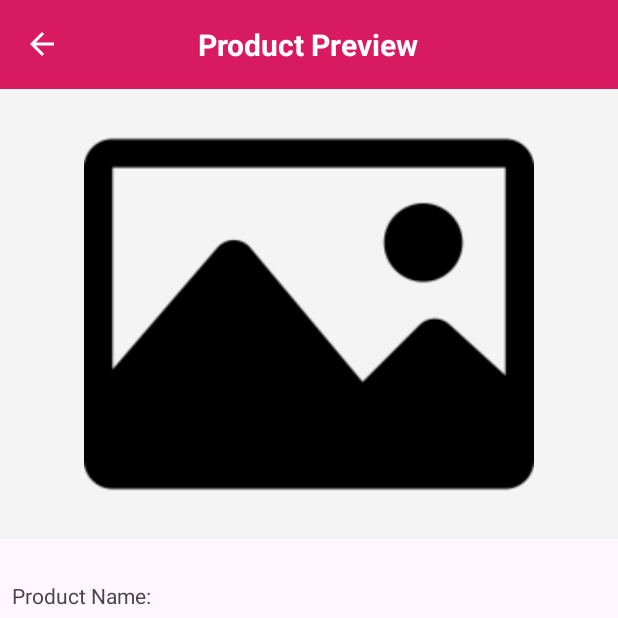
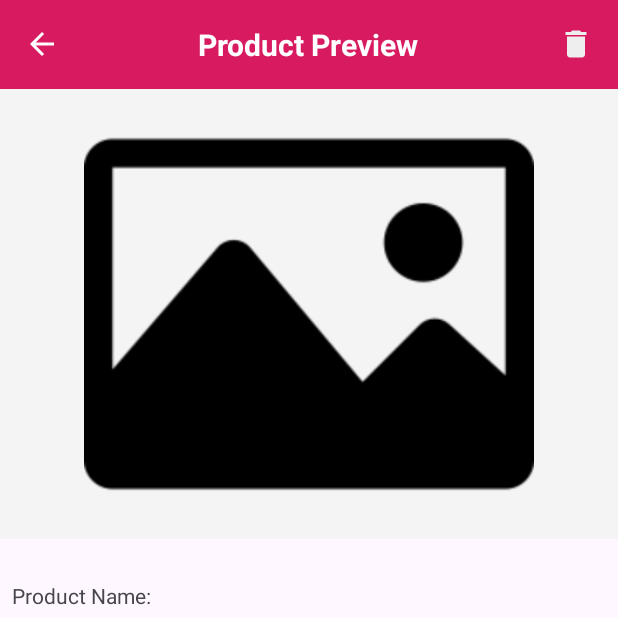
Before and after one commit to YosiBs/Gotcha-App, an Android app: the ProductPreviewActivity screen opened directly, with no data from a screen before it, on a phone screen of 412 x 824 dp, the top half of it. Run offline under Robolectric (Android 15) with nearby library versions, the phone set to English and light mode, and no system bars; our stand-ins replace Firebase (no records; nobody signed in at launch, a user with empty details on screens opened directly); 12 statements that could not run were skipped.

Commit message:
added delete item option

```diff
--- a/app/src/main/java/com/example/gotcha/Activities/ProductPreviewActivity.java
+++ b/app/src/main/java/com/example/gotcha/Activities/ProductPreviewActivity.java
@@ -21,6 +21,7 @@ import com.bumptech.glide.Glide;
 import com.bumptech.glide.load.engine.DiskCacheStrategy;
 import com.bumptech.glide.request.RequestOptions;
 import com.example.gotcha.Fragments.HomeFragment;
+import com.example.gotcha.Logics.FirebaseManager;
 import com.example.gotcha.Models.CurrentUser;
 import com.example.gotcha.Models.Product;
 import com.example.gotcha.R;
@@ -75,6 +76,16 @@ public class ProductPreviewActivity extends AppCompatActivity {
                 finish();
             }
         });
+        ImageView deleteIcon = findViewById(R.id.delete_icon);
+        deleteIcon.setOnClickListener(new View.OnClickListener() {
+            @Override
+            public void onClick(View v) {
+                deleteItem();
+                finish();
+            }
+        });
+
+
 
         if(!currentProduct.getImageUriString().isEmpty()) {
             Uri imageUri = Uri.parse(currentProduct.getImageUriString());
@@ -146,5 +157,10 @@ public class ProductPreviewActivity extends AppCompatActivity {
         }
     }
 
+    private void deleteItem(){
+        CurrentUser.getInstance().getUserProfile().getProductList().remove(currentProduct);
+        FirebaseManager.getInstance().deleteProduct(CurrentUser.getInstance().getUid(), currentProduct.getSerialNumber());
+    }
+
 
 }
--- a/app/src/main/java/com/example/gotcha/Fragments/HomeFragment.java
+++ b/app/src/main/java/com/example/gotcha/Fragments/HomeFragment.java
@@ -8,6 +8,7 @@ import androidx.annotation.NonNull;
 import androidx.annotation.Nullable;
 import androidx.core.content.ContextCompat;
 import androidx.fragment.app.Fragment;
+import androidx.recyclerview.widget.ItemTouchHelper;
 import androidx.recyclerview.widget.LinearLayoutManager;
 import androidx.recyclerview.widget.RecyclerView;
 
@@ -27,6 +28,7 @@ import com.example.gotcha.Models.User;
 import com.example.gotcha.R;
 import com.example.gotcha.databinding.FragmentHomeBinding;
 import com.google.android.material.imageview.ShapeableImageView;
+import com.google.android.material.snackbar.Snackbar;
 import com.google.android.material.textview.MaterialTextView;
 import com.google.firebase.database.DataSnapshot;
 import com.google.firebase.database.DatabaseError;
@@ -124,6 +126,7 @@ public class HomeFragment extends Fragment {
                 itemClicked(product.getSerialNumber());
             }
         });
+
     }
 
 
@@ -139,4 +142,7 @@ public class HomeFragment extends Fragment {
                 .into(binding.profileImage);
     }
 
+
+
+
 }
--- /dev/null
+++ b/app/src/main/res/drawable/baseline_delete_24.xml
@@ -0,0 +1,5 @@
+<vector xmlns:android="http://schemas.android.com/apk/res/android" android:height="24dp" android:tint="#EEEEEE" android:viewportHeight="24" android:viewportWidth="24" android:width="24dp">
+
+    <path android:fillColor="@android:color/white" android:pathData="M6,19c0,1.1 0.9,2 2,2h8c1.1,0 2,-0.9 2,-2V7H6v12zM19,4h-3.5l-1,-1h-5l-1,1H5v2h14V4z"/>
+
+</vector>
--- a/app/src/main/res/layout/fragment_settings.xml
+++ b/app/src/main/res/layout/fragment_settings.xml
@@ -5,7 +5,7 @@
     android:layout_height="match_parent"
     xmlns:app="http://schemas.android.com/apk/res-auto"
     tools:context=".Fragments.SettingsFragment"
-    android:background="@color/grey">
+    android:background="@drawable/backgroundsettings">
 
 
     <LinearLayout
--- a/app/src/main/res/layout/top_bar_product_preview.xml
+++ b/app/src/main/res/layout/top_bar_product_preview.xml
@@ -30,6 +30,16 @@
             android:layout_centerVertical="true"
             android:layout_centerInParent="true"
             />
+        <ImageView
+            android:id="@+id/delete_icon"
+            android:layout_width="wrap_content"
+            android:layout_height="wrap_content"
+            android:src="@drawable/baseline_delete_24"
+            android:layout_centerVertical="true"
+            android:contentDescription="a trash icon, to delete an item"
+            android:layout_alignParentEnd="true"
+            />
+
 
     </RelativeLayout>
 </RelativeLayout>
```
Also changed, not shown: app/src/main/res/drawable/backgroundsettings.png (added).
